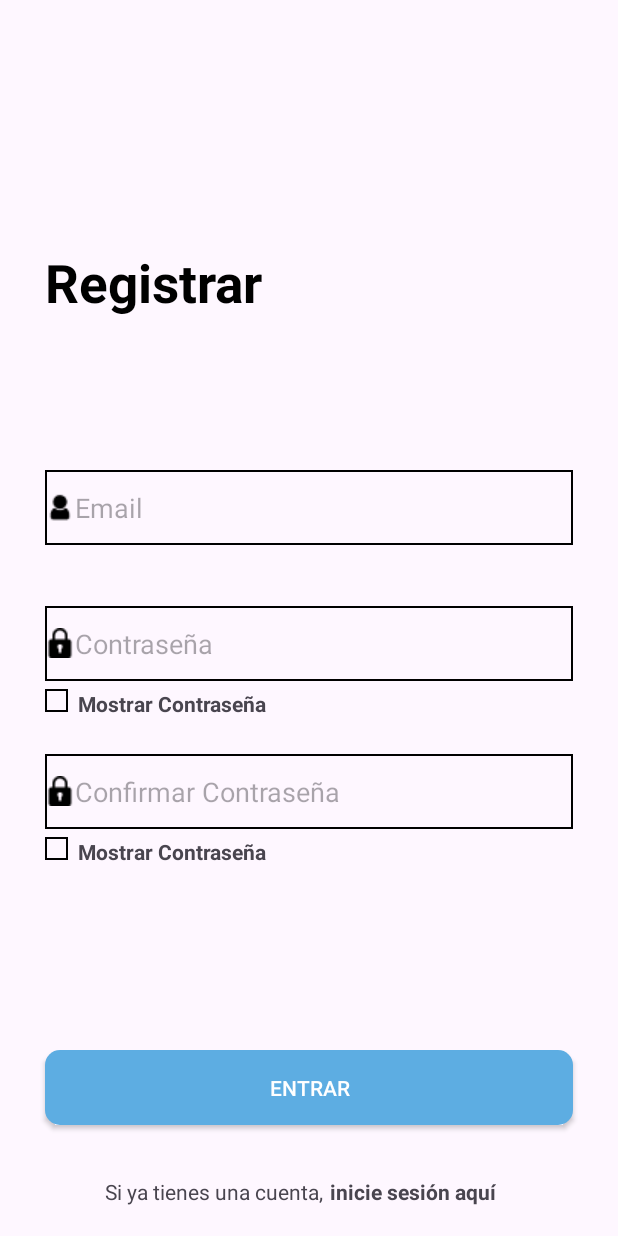
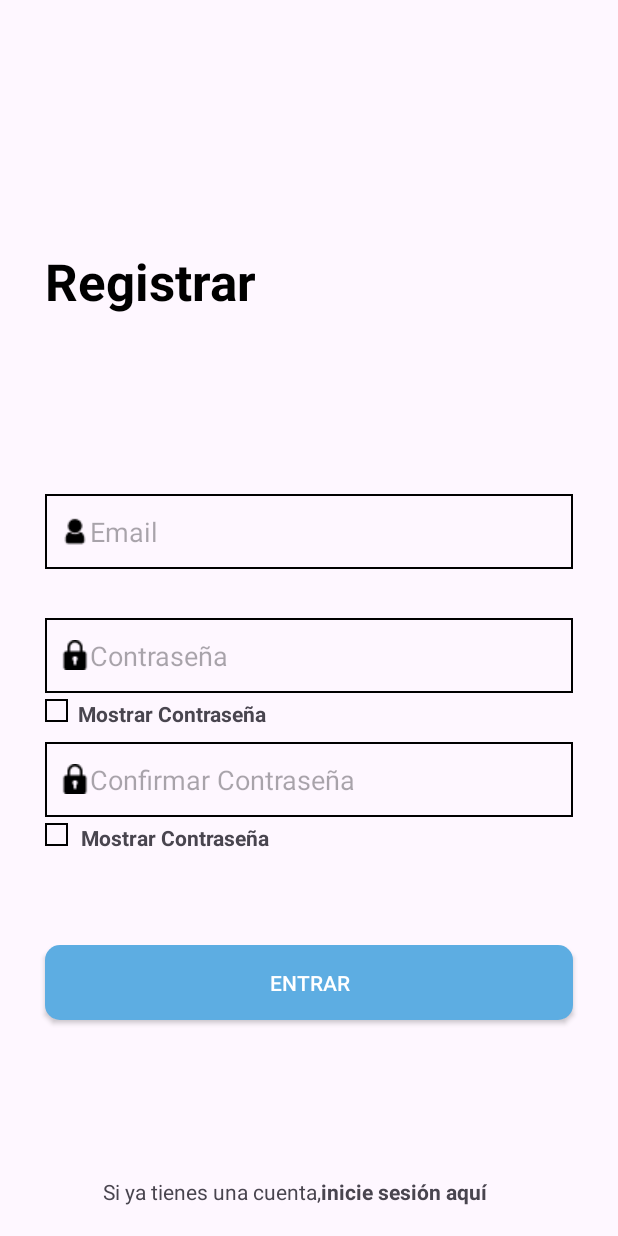
Before and after one commit to Nikki-021/Refactoring-Life, an Android app: the MainActivityRegister screen opened directly, with no data from a screen before it, on a phone screen of 412 x 824 dp. Run offline under Robolectric (Android 15) with nearby library versions, the phone set to English and light mode, and no system bars.

Commit message:
feature/RLA_4

```diff
--- a/app/src/main/res/layout/activity_main_register.xml
+++ b/app/src/main/res/layout/activity_main_register.xml
@@ -12,7 +12,7 @@
         android:layout_width="wrap_content"
         android:layout_height="wrap_content"
         android:orientation="horizontal"
-        app:layout_constraintGuide_percent="0.2" />
+        app:layout_constraintGuide_percent="0.20" />
 
     <TextView
         android:id="@+id/tv_register"
@@ -20,7 +20,7 @@
         android:layout_height="wrap_content"
         android:text="@string/register"
         android:textColor="@color/black"
-        android:textSize="35sp"
+        android:textSize="34sp"
         android:textStyle="bold"
         app:layout_constraintStart_toStartOf="@+id/et_email_register"
         app:layout_constraintTop_toTopOf="@+id/guideline_horizontal" />
@@ -30,7 +30,7 @@
         android:layout_width="wrap_content"
         android:layout_height="wrap_content"
         android:orientation="horizontal"
-        app:layout_constraintGuide_percent="0.38" />
+        app:layout_constraintGuide_percent="0.40" />
 
     <EditText
         android:id="@+id/et_email_register"
@@ -42,6 +42,8 @@
         android:drawableStart="@drawable/account"
         android:hint="@string/email_register"
         android:inputType="textEmailAddress"
+        android:padding="10dp"
+        android:textSize="18sp"
         app:layout_constraintEnd_toEndOf="parent"
         app:layout_constraintStart_toStartOf="parent"
         app:layout_constraintTop_toTopOf="@+id/guideline_horizontal2" />
@@ -51,7 +53,7 @@
         android:layout_width="wrap_content"
         android:layout_height="wrap_content"
         android:orientation="horizontal"
-        app:layout_constraintGuide_percent="0.49"  />
+        app:layout_constraintGuide_percent="0.50" />
 
     <EditText
         android:id="@+id/et_password_register"
@@ -60,9 +62,11 @@
         android:layout_marginHorizontal="30dp"
         android:autofillHints=""
         android:background="@drawable/square_buttom"
+        android:drawableStart="@drawable/padlock"
         android:hint="@string/password"
         android:inputType="textPassword"
-        android:drawableStart="@drawable/padlock"
+        android:padding="10dp"
+        android:textSize="18sp"
         app:layout_constraintEnd_toEndOf="parent"
         app:layout_constraintStart_toStartOf="parent"
         app:layout_constraintTop_toTopOf="@+id/guideline_horizontal3" />
@@ -71,7 +75,7 @@
         android:id="@+id/vw_square"
         android:layout_width="15dp"
         android:layout_height="15dp"
-        android:layout_marginTop="55dp"
+        android:layout_marginTop="54dp"
         android:background="@drawable/square_buttom"
         app:layout_constraintStart_toStartOf="@+id/et_password_register"
         app:layout_constraintTop_toTopOf="@+id/et_password_register" />
@@ -81,8 +85,9 @@
         android:layout_width="wrap_content"
         android:layout_height="wrap_content"
         android:layout_marginStart="22dp"
-        android:layout_marginTop="55dp"
+        android:layout_marginTop="54dp"
         android:text="@string/showPasword"
+        android:textSize="14sp"
         android:textStyle="bold"
         app:layout_constraintStart_toStartOf="@+id/vw_square"
         app:layout_constraintTop_toTopOf="@+id/et_password_register" />
@@ -92,7 +97,7 @@
         android:layout_width="wrap_content"
         android:layout_height="wrap_content"
         android:orientation="horizontal"
-        app:layout_constraintGuide_percent="0.61"  />
+        app:layout_constraintGuide_percent="0.60" />
 
     <EditText
         android:id="@+id/et_confirmpassword_register"
@@ -104,6 +109,8 @@
         android:drawableStart="@drawable/padlock"
         android:hint="@string/password_confirm"
         android:inputType="textPassword"
+        android:padding="10dp"
+        android:textSize="18sp"
         app:layout_constraintEnd_toEndOf="parent"
         app:layout_constraintStart_toStartOf="parent"
         app:layout_constraintTop_toTopOf="@+id/guideline_horizontal4" />
@@ -112,7 +119,7 @@
         android:id="@+id/vw_square2"
         android:layout_width="15dp"
         android:layout_height="15dp"
-        android:layout_marginTop="55dp"
+        android:layout_marginTop="54dp"
         android:background="@drawable/square_buttom"
         app:layout_constraintStart_toStartOf="@+id/et_confirmpassword_register"
         app:layout_constraintTop_toTopOf="@+id/et_confirmpassword_register" />
@@ -121,9 +128,10 @@
         android:id="@+id/tv_show_password2"
         android:layout_width="wrap_content"
         android:layout_height="wrap_content"
-        android:layout_marginStart="22dp"
-        android:layout_marginTop="55dp"
+        android:layout_marginStart="24dp"
+        android:layout_marginTop="54dp"
         android:text="@string/showPasword"
+        android:textSize="14sp"
         android:textStyle="bold"
         app:layout_constraintStart_toStartOf="@+id/vw_square2"
         app:layout_constraintTop_toTopOf="@+id/et_confirmpassword_register" />
@@ -133,41 +141,45 @@
         android:layout_width="wrap_content"
         android:layout_height="wrap_content"
         android:orientation="horizontal"
-        app:layout_constraintGuide_percent="0.76"  />
+        app:layout_constraintGuide_begin="630dp" />
 
     <androidx.appcompat.widget.AppCompatButton
         android:id="@+id/bt_enter"
         android:layout_width="match_parent"
         android:layout_height="50dp"
-        android:layout_margin="30dp"
+        android:layout_marginHorizontal="30dp"
         android:background="@drawable/rounded_button"
         android:text="@string/enter"
         android:textColor="@color/white"
-        app:layout_constraintBottom_toBottomOf="parent"
+        android:textSize="14sp"
         app:layout_constraintTop_toTopOf="@+id/guideline_horizontal5" />
+
+    <androidx.constraintlayout.widget.Guideline
+        android:id="@+id/guideline_horizontal6"
+        android:layout_width="wrap_content"
+        android:layout_height="wrap_content"
+        android:orientation="vertical"
+        app:layout_constraintGuide_percent="0.52" />
 
     <TextView
         android:id="@+id/tv_message"
         android:layout_width="wrap_content"
         android:layout_height="wrap_content"
-        android:layout_marginStart="70dp"
-        android:layout_marginTop="30dp"
         android:layout_marginBottom="20dp"
         android:text="@string/acountMessage"
         android:textSize="14sp"
         app:layout_constraintBottom_toBottomOf="parent"
-        app:layout_constraintStart_toStartOf="parent" />
+        app:layout_constraintEnd_toEndOf="@+id/guideline_horizontal6" />
 
     <TextView
         android:id="@+id/tv_enter"
         android:layout_width="wrap_content"
         android:layout_height="wrap_content"
-        android:layout_marginStart="150dp"
         android:layout_marginBottom="20dp"
         android:text="@string/loginMessage"
         android:textSize="14sp"
         android:textStyle="bold"
         app:layout_constraintBottom_toBottomOf="parent"
-        app:layout_constraintStart_toStartOf="@+id/tv_message" />
+        app:layout_constraintStart_toStartOf="@+id/guideline_horizontal6" />
 
 </androidx.constraintlayout.widget.ConstraintLayout>
```
